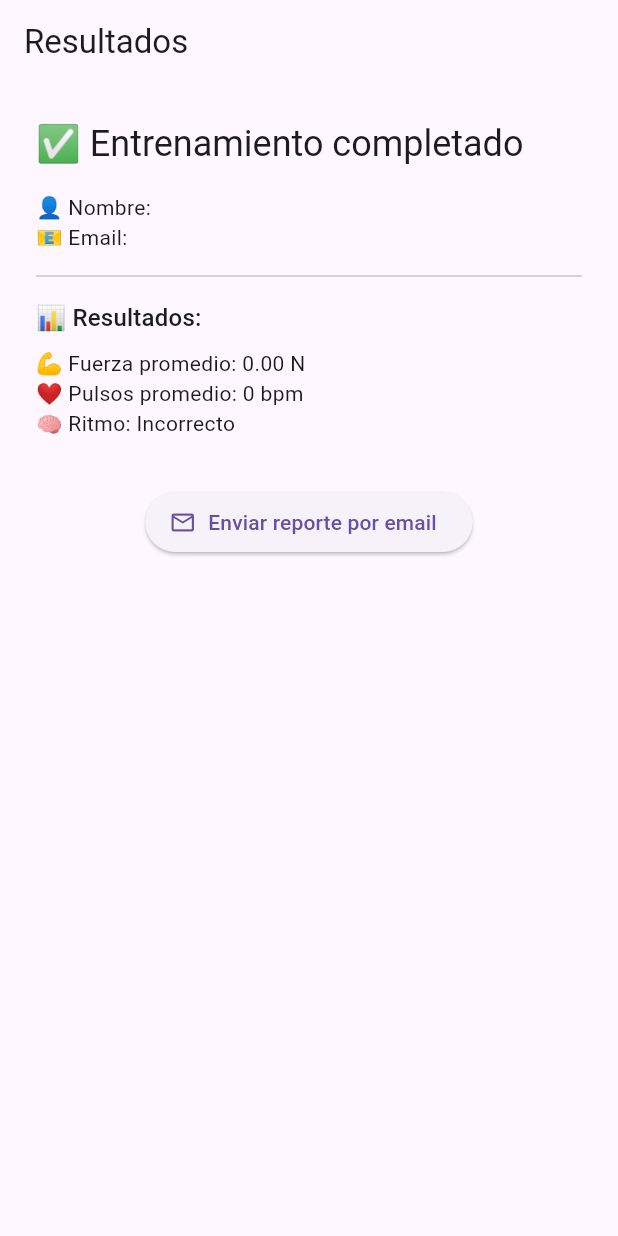
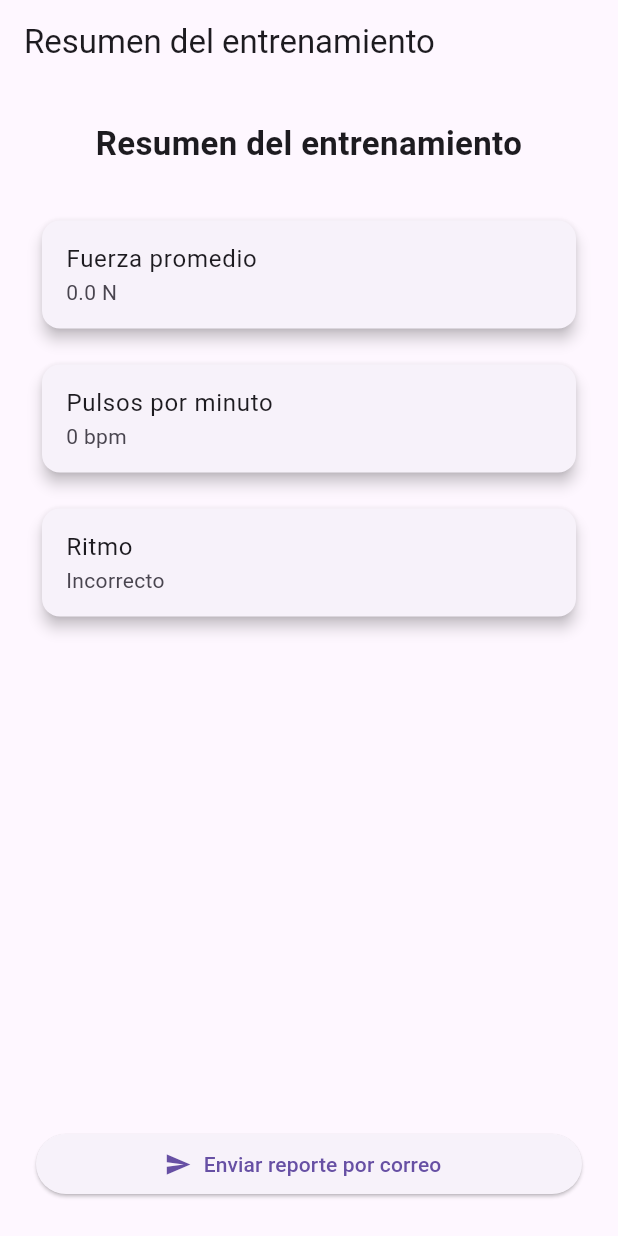
Before and after one commit to Roninomb/App_ProyectoFinal, a Flutter app: the ResultadoScreen screen opened by its route, on a phone screen of 412 x 824 dp. Run offline on Flutter 3.47's test engine with Material 3 defaults, Android fonts, the phone set to English and light mode, and no system bars; our stand-ins replace flutter_riverpod, go_router.

Commit message:
mail,(no anda aun) y  mas riverpod

```diff
--- a/lib/app_router.dart
+++ b/lib/app_router.dart
@@ -1,4 +1,4 @@
-import 'package:flutter/material.dart';
+//import 'package:flutter/material.dart';
 import 'package:go_router/go_router.dart';
 import 'screens/home_screen.dart';
 import 'screens/preentrenamiento_screen.dart';
--- a/lib/screens/resultado_screen.dart
+++ b/lib/screens/resultado_screen.dart
@@ -8,54 +8,70 @@ class ResultadoScreen extends ConsumerWidget {
 
   @override
   Widget build(BuildContext context, WidgetRef ref) {
+    // ignore: unused_local_variable
     final nombre = ref.watch(nombreProvider);
-    final email = ref.watch(emailProvider);
+    ref.watch(emailProvider);
     final fuerza = ref.watch(fuerzaProvider);
     final pulsos = ref.watch(pulsosProvider);
     final ritmo = ref.watch(ritmoProvider);
 
     return Scaffold(
-      appBar: AppBar(title: const Text('Resultados')),
+      appBar: AppBar(title: const Text('Resumen del entrenamiento')),
       body: Padding(
-        padding: const EdgeInsets.all(24),
+        padding: const EdgeInsets.all(24.0),
         child: Column(
-          crossAxisAlignment: CrossAxisAlignment.start,
+          crossAxisAlignment: CrossAxisAlignment.stretch,
           children: [
-            Text('✅ Entrenamiento completado', style: Theme.of(context).textTheme.headlineSmall),
+            const Text(
+              'Resumen del entrenamiento',
+              style: TextStyle(fontSize: 22, fontWeight: FontWeight.bold),
+              textAlign: TextAlign.center,
+            ),
+            const SizedBox(height: 32),
+            Card(
+              elevation: 4,
+              child: ListTile(
+                title: const Text('Fuerza promedio'),
+                subtitle: Text('${fuerza.toStringAsFixed(1)} N'),
+              ),
+            ),
             const SizedBox(height: 16),
-            Text('👤 Nombre: $nombre'),
-            Text('📧 Email: $email'),
-            const Divider(height: 32),
-            Text('📊 Resultados:', style: Theme.of(context).textTheme.titleMedium),
-            const SizedBox(height: 8),
-            Text('💪 Fuerza promedio: ${fuerza.toStringAsFixed(2)} N'),
-            Text('❤️ Pulsos promedio: $pulsos bpm'),
-            Text('🧠 Ritmo: ${ritmo ? 'Correcto' : 'Incorrecto'}'),
-            const SizedBox(height: 32),
-            Center(
-              child: ElevatedButton.icon(
-                icon: const Icon(Icons.email_outlined),
-                label: const Text('Enviar reporte por email'),
-                onPressed: () async {
-                  try {
-                    await enviarReportePorEmail(
-                      nombre: nombre,
-                      email: email,
-                      fuerza: fuerza,
-                      pulsos: pulsos,
-                      ritmo: ritmo,
+            Card(
+              elevation: 4,
+              child: ListTile(
+                title: const Text('Pulsos por minuto'),
+                subtitle: Text('$pulsos bpm'),
+              ),
+            ),
+            const SizedBox(height: 16),
+            Card(
+              elevation: 4,
+              child: ListTile(
+                title: const Text('Ritmo'),
+                subtitle: Text(ritmo ? 'Correcto' : 'Incorrecto'),
+              ),
+            ),
+            const Spacer(),
+            ElevatedButton.icon(
+              onPressed: () async {
+                try {
+                  await enviarReportePorEmail(ref);
+                  if (context.mounted) {
+                    ScaffoldMessenger.of(context).showSnackBar(
+                      const SnackBar(content: Text('📩 Reporte enviado exitosamente')),
                     );
-                    ScaffoldMessenger.of(context).showSnackBar(
-                      const SnackBar(content: Text('📨 Reporte enviado por email')),
-                    );
-                  } catch (e) {
+                  }
+                } catch (e) {
+                  if (context.mounted) {
                     ScaffoldMessenger.of(context).showSnackBar(
                       SnackBar(content: Text('❌ Error al enviar: $e')),
                     );
                   }
-                },
-              ),
-            )
+                }
+              },
+              icon: const Icon(Icons.send),
+              label: const Text('Enviar reporte por correo'),
+            ),
           ],
         ),
       ),
```
Also changed, not shown: lib/screens/entrenamiento_screen.dart (+63 -17 lines), lib/screens/home_screen.dart (+20 -6 lines), lib/screens/preentrenamiento_screen.dart (+14 -24 lines), lib/services/email_service.dart (+36 -23 lines).
